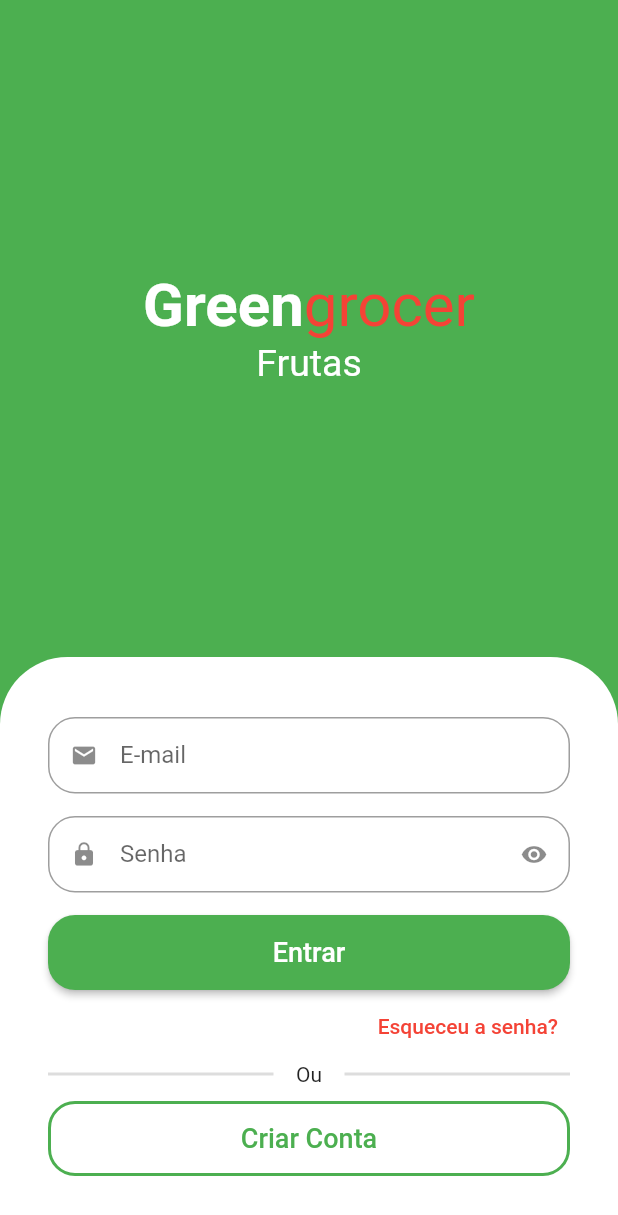
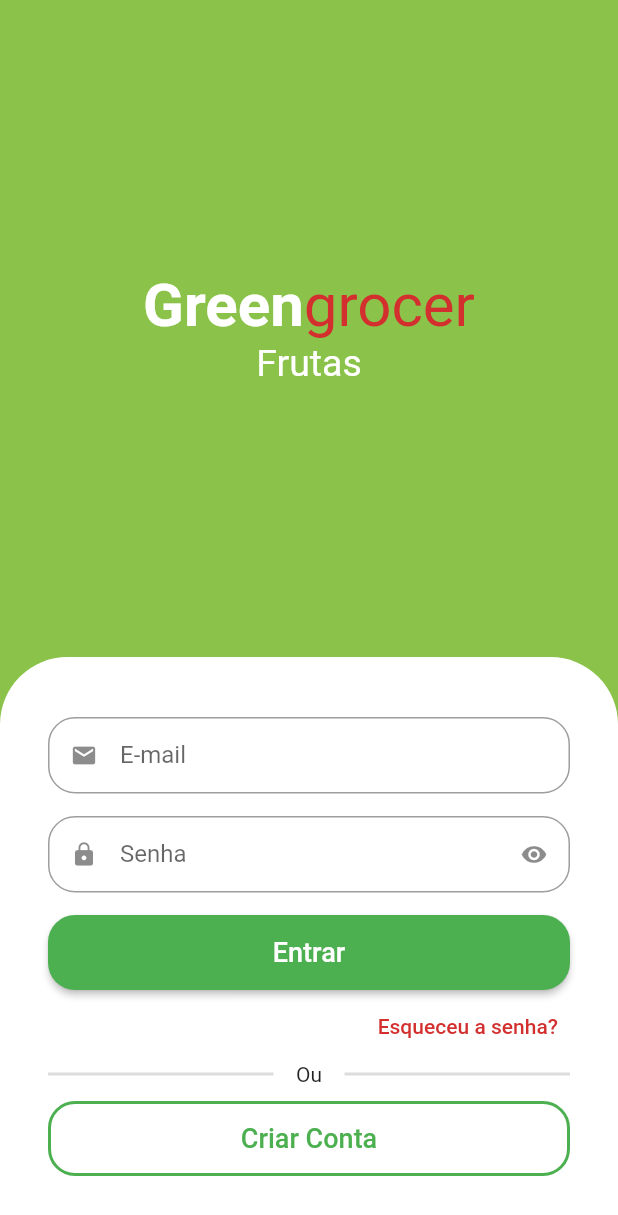
Before and after one commit to RenatoRosaFranco/fruit-ecommerce-app, a Flutter app: the screen it shows after launch, on a phone screen of 412 x 824 dp. Shown: the top 1215 px of the screen. Run offline on Flutter 3.47's test engine with Material 2 defaults, Android fonts, the phone set to English and light mode, and no system bars; drawn by our look-alikes of animated_text_kit.

Commit message:
Criando e adicionando cores customizadas

```diff
--- /dev/null
+++ b/lib/src/config/custom_colors.dart
@@ -0,0 +1,22 @@
+import 'package:flutter/material.dart';
+
+Map<int, Color> _swatchOpacity = {
+  50: const Color.fromRGBO(139, 195, 74, .1),
+  100: const Color.fromRGBO(139, 195, 74, .2),
+  200: const Color.fromRGBO(139, 195, 74, .3),
+  300: const Color.fromRGBO(139, 195, 74, .4),
+  400: const Color.fromRGBO(139, 195, 74, .5),
+  500: const Color.fromRGBO(139, 195, 74, .6),
+  600: const Color.fromRGBO(139, 195, 74, .7),
+  700: const Color.fromRGBO(139, 195, 74, .8),
+  800: const Color.fromRGBO(139, 195, 74, .9),
+  900: const Color.fromRGBO(139, 195, 74, .1),
+};
+
+abstract class CustomColors {
+  static Color customContrastColor = Colors.red.shade700;
+  static MaterialColor customSwatchColor = MaterialColor(
+      0xFF8BC34A,
+      _swatchOpacity
+  );
+}
--- a/lib/src/sign_in_screen.dart
+++ b/lib/src/sign_in_screen.dart
@@ -1,6 +1,7 @@
 import 'package:animated_text_kit/animated_text_kit.dart';
 import 'package:flutter/material.dart';
 import 'package:untitled4/src/auth/components/custom_text_field.dart';
+import 'package:untitled4/src/config/custom_colors.dart';
 
 class SignInScreen extends StatefulWidget {
   const SignInScreen({Key? key}) : super(key: key);
@@ -13,20 +14,20 @@ class _SignInScreenState extends State<SignInScreen> {
   @override
   Widget build(BuildContext context) {
     return Scaffold(
-      backgroundColor: Colors.green,
+      backgroundColor: CustomColors.customSwatchColor,
       body: Column(
         children: [
           Expanded(
             child: Column(
               mainAxisAlignment: MainAxisAlignment.center,
               children: [
-                const Text.rich(
+                Text.rich(
                   TextSpan(
-                      style: TextStyle(
+                      style: const TextStyle(
                         fontSize: 40,
                       ),
                       children: [
-                        TextSpan(
+                        const TextSpan(
                           text: 'Green',
                           style: TextStyle(
                             color: Colors.white,
@@ -36,7 +37,7 @@ class _SignInScreenState extends State<SignInScreen> {
                         TextSpan(
                           text: 'grocer',
                           style: TextStyle(
-                            color: Colors.red,
+                            color: CustomColors.customContrastColor,
                           ),
                         )
                       ],
@@ -104,10 +105,10 @@ class _SignInScreenState extends State<SignInScreen> {
                   alignment: Alignment.centerRight,
                   child: TextButton(
                       onPressed: () {},
-                      child: const Text(
+                      child: Text(
                         'Esqueceu a senha?',
                         style: TextStyle(
-                          color: Colors.red,
+                          color: CustomColors.customContrastColor,
                         ),
                       )),
                 ),
```
